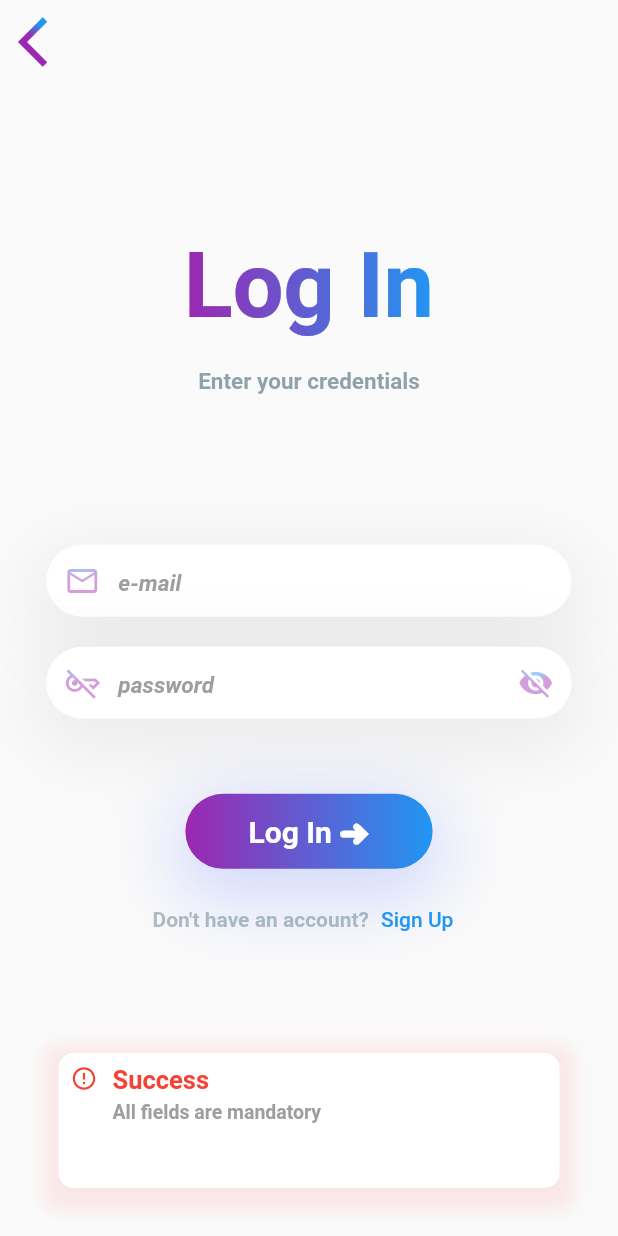
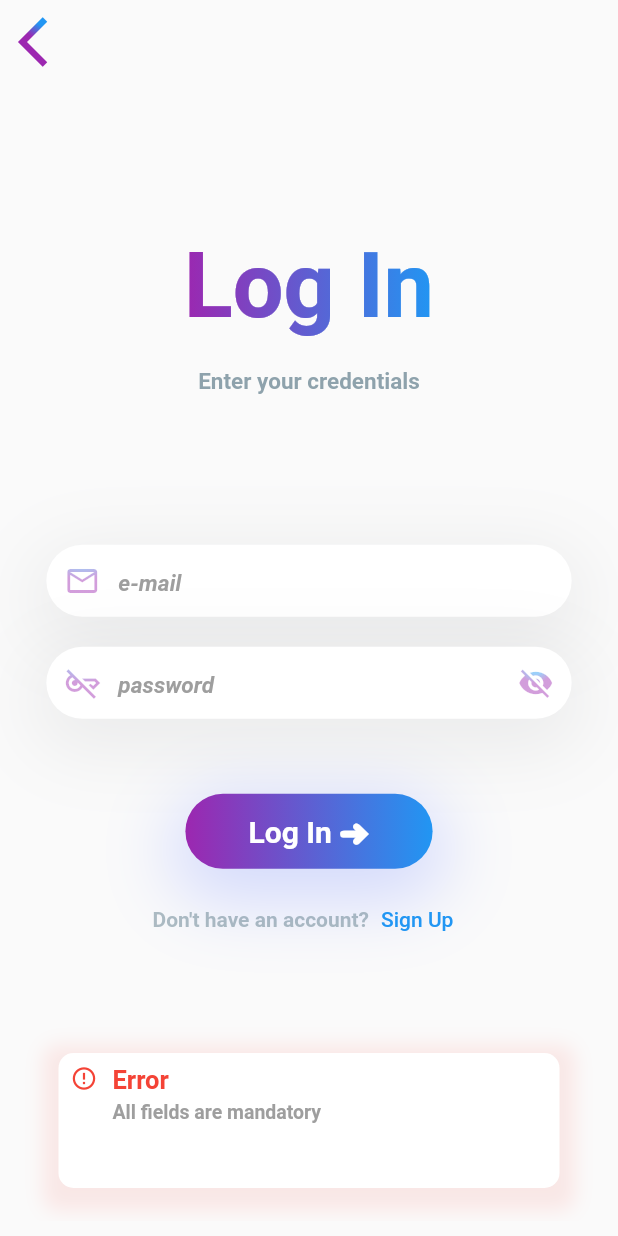
Before and after one commit to chaniru-puldith/firebase-crud-example-flutter, a Flutter app: the screen it shows after launch, after a tap on "Log In ➜", on a phone screen of 412 x 824 dp. Run offline on Flutter 3.47's test engine with Material 2 defaults, Android fonts, the light colour scheme and no system bars; our stand-ins replace email_validator, firebase_auth, firebase_core, firebase_database; accounts and stored records are empty; generated files the repository leaves out were written again.

Commit message:
Success box buf fix - Error msg

```diff
--- a/lib/screens/login_screen.dart
+++ b/lib/screens/login_screen.dart
@@ -179,7 +179,7 @@ class _LoginScreenState extends State<LoginScreen>
                   crossAxisAlignment: CrossAxisAlignment.start,
                   children: <Widget>[
                     const Text(
-                      "Success",
+                      "Error",
                       style: TextStyle(
                         fontSize: 17,
                         color: Colors.red,
```
